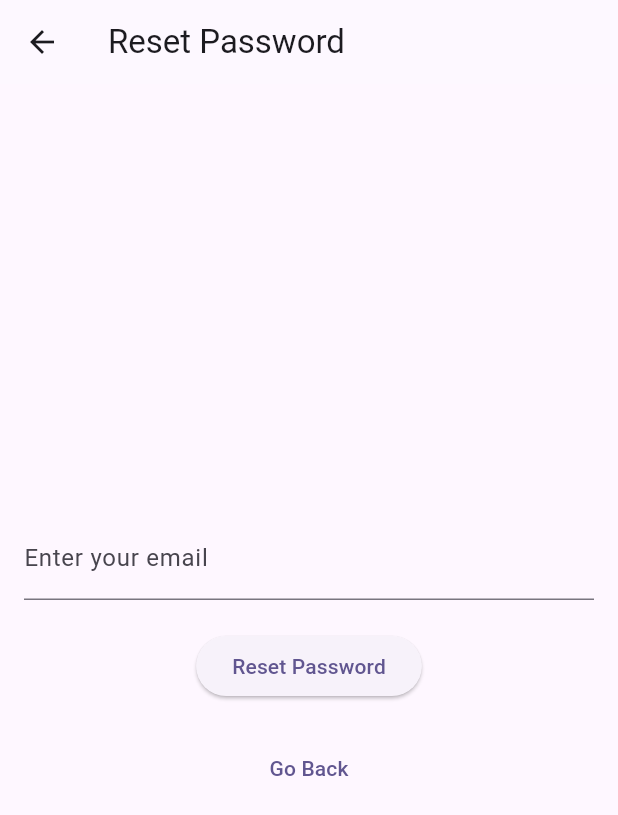
After one commit to Guru-raghav3245/trip_app, a Flutter app: the screen it shows after launch, after a tap on "Forgot Password?", on a phone screen of 412 x 824 dp. The commit adds this screen. Shown: the top 815 px of the screen. Run offline on Flutter 3.47's test engine with Material 3 defaults, Android fonts, the phone set to English and light mode, and no system bars; our stand-ins replace cloud_firestore, firebase_auth, firebase_core, flutter_riverpod, image_picker; missing offline and left inert: currency_picker; accounts and stored records are empty.

Commit message:
reset_password functionality added

```diff
--- a/lib/main.dart
+++ b/lib/main.dart
@@ -2,7 +2,7 @@ import 'package:firebase_auth/firebase_auth.dart';
 import 'package:flutter/material.dart';
 import 'package:firebase_core/firebase_core.dart';
 import 'package:flutter_riverpod/flutter_riverpod.dart'; // Add this import
-import 'package:trip_app/screens/auth_screen.dart';
+import 'package:trip_app/screens/auth_screen/auth_screen.dart';
 import 'package:trip_app/screens/trip_list_page.dart';
 import 'services/firebase_options.dart';
 
--- a/lib/screens/auth_screen.dart
+++ b/lib/screens/auth_screen/auth_screen.dart
@@ -1,6 +1,7 @@
 import 'package:flutter/material.dart';
 import 'package:firebase_auth/firebase_auth.dart';
 import 'package:cloud_firestore/cloud_firestore.dart';
+import 'reset_password_screen.dart';
 
 final _firebase = FirebaseAuth.instance;
 
@@ -13,7 +14,6 @@ class AuthScreen extends StatefulWidget {
   }
 }
 
-// Authentication state class
 class _AuthScreenState extends State<AuthScreen> {
   final _form = GlobalKey<FormState>();
   var _isLogin = true;
@@ -142,6 +142,21 @@ class _AuthScreenState extends State<AuthScreen> {
                               child: Text(_isLogin ? 'Login' : 'Signup'),
                             ),
                           const SizedBox(height: 12),
+                          // Forgot password button
+                          if (!_isAuthenticating)
+                            TextButton(
+                              onPressed: () {
+                                // Navigate to ForgotPasswordScreen
+                                Navigator.push(
+                                  context,
+                                  MaterialPageRoute(
+                                    builder: (context) => ResetPasswordScreen(),
+                                  ),
+                                );
+                              },
+                              child: const Text('Forgot Password?'),
+                            ),
+                          const SizedBox(height: 12),
                           // Toggle between Login and Signup
                           if (!_isAuthenticating)
                             TextButton(
--- /dev/null
+++ b/lib/screens/auth_screen/reset_password_screen.dart
@@ -0,0 +1,88 @@
+import 'package:flutter/material.dart';
+import 'package:firebase_auth/firebase_auth.dart';
+
+final _firebase = FirebaseAuth.instance;
+
+class ResetPasswordScreen extends StatefulWidget {
+  const ResetPasswordScreen({super.key});
+
+  @override
+  _ResetPasswordScreenState createState() => _ResetPasswordScreenState();
+}
+
+class _ResetPasswordScreenState extends State<ResetPasswordScreen> {
+  final _emailController = TextEditingController();
+  var _isLoading = false;
+
+  // Method to send password reset email
+  Future<void> _sendPasswordReset() async {
+    final email = _emailController.text;
+
+    if (email.isEmpty || !email.contains('@')) {
+      ScaffoldMessenger.of(context).showSnackBar(
+        const SnackBar(content: Text('Please enter a valid email address.')),
+      );
+      return;
+    }
+
+    try {
+      setState(() {
+        _isLoading = true;
+      });
+      await _firebase.sendPasswordResetEmail(email: email);
+      ScaffoldMessenger.of(context).showSnackBar(
+        const SnackBar(content: Text('Password reset email sent!')),
+      );
+      Navigator.of(context).pop(); // Go back to the previous screen after success
+    } on FirebaseAuthException catch (error) {
+      String errorMessage = 'An error occurred.';
+      if (error.code == 'user-not-found') {
+        errorMessage = 'No user found with this email address.';
+      } else if (error.code == 'invalid-email') {
+        errorMessage = 'Invalid email address.';
+      }
+
+      ScaffoldMessenger.of(context).showSnackBar(
+        SnackBar(content: Text(errorMessage)),
+      );
+    } finally {
+      setState(() {
+        _isLoading = false;
+      });
+    }
+  }
+
+  @override
+  Widget build(BuildContext context) {
+    return Scaffold(
+      appBar: AppBar(title: const Text('Reset Password')),
+      body: Padding(
+        padding: const EdgeInsets.all(16),
+        child: Column(
+          mainAxisAlignment: MainAxisAlignment.center,
+          children: [
+            TextField(
+              controller: _emailController,
+              decoration: const InputDecoration(
+                labelText: 'Enter your email',
+              ),
+              keyboardType: TextInputType.emailAddress,
+            ),
+            const SizedBox(height: 20),
+            _isLoading
+                ? const CircularProgressIndicator()
+                : ElevatedButton(
+                    onPressed: _sendPasswordReset,
+                    child: const Text('Reset Password'),
+                  ),
+            const SizedBox(height: 20),
+            TextButton(
+              onPressed: () => Navigator.of(context).pop(),
+              child: const Text('Go Back'),
+            ),
+          ],
+        ),
+      ),
+    );
+  }
+}
--- a/pubspec.yaml
+++ b/pubspec.yaml
@@ -39,7 +39,7 @@ dependencies:
   path_provider: ^2.1.5
   permission_handler: ^11.3.1
   image_picker: ^1.1.2
-  firebase_dynamic_links: ^6.0.11
+  flutter_overlay_window: ^0.4.3
 
   # The following adds the Cupertino Icons font to your application.
   # Use with the CupertinoIcons class for iOS style icons.
```
Also changed, not shown: pubspec.lock, 1 other file.
